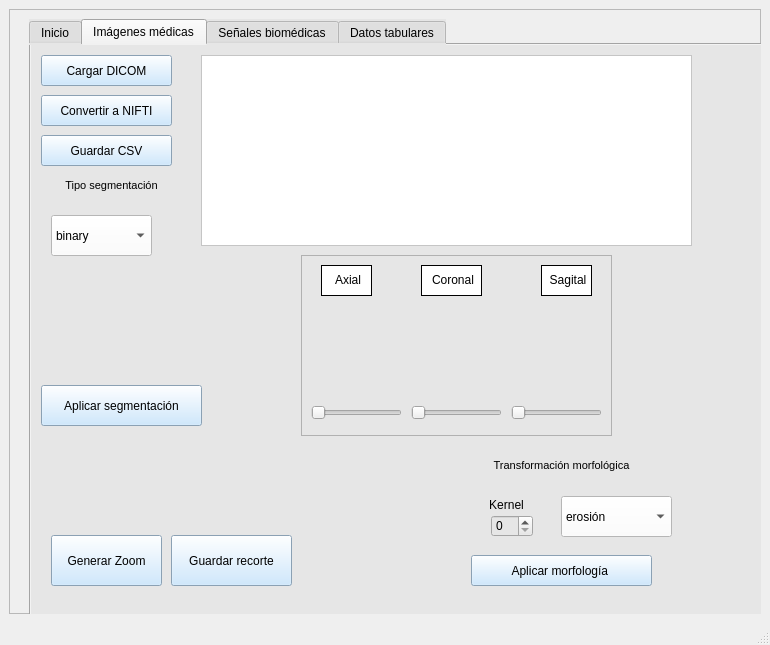
This is Vista/principal.ui in msofiaalmanza-coder/BioSync as Qt 5 draws it before an edit. The edited form follows.
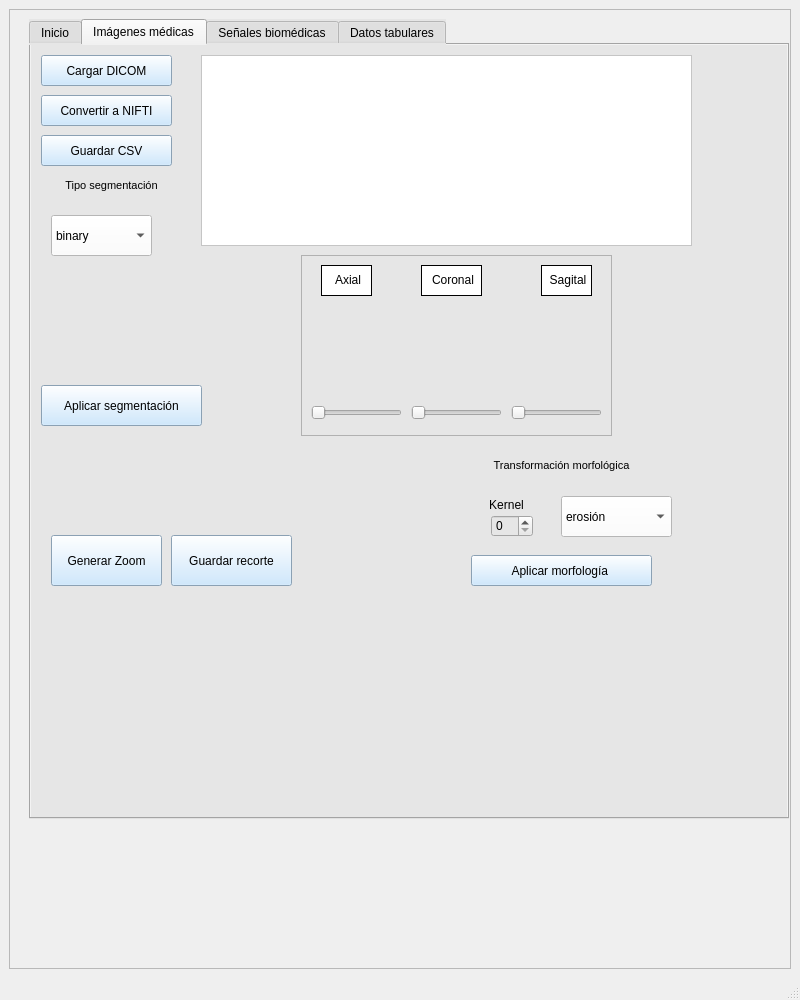
This is the edited form.

Patch:
```diff
--- a/Vista/principal.ui
+++ b/Vista/principal.ui
@@ -6,14 +6,14 @@
    <rect>
     <x>0</x>
     <y>0</y>
-    <width>770</width>
-    <height>645</height>
+    <width>800</width>
+    <height>1000</height>
    </rect>
   </property>
   <property name="minimumSize">
    <size>
-    <width>770</width>
-    <height>583</height>
+    <width>800</width>
+    <height>1000</height>
    </size>
   </property>
   <property name="windowTitle">
```
Left out of the diff: 2 changed lines with no effect on the pictures.
